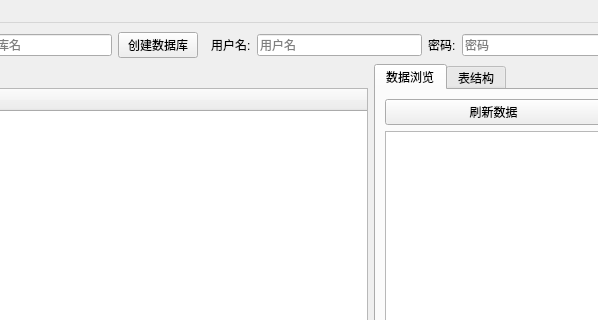
Qt form mainwindow.ui (ZhenZhen0609/DataBase) before a commit; both pictures show x 109 to 707 and y 0 to 320 of the 960 by 720 pixel window.
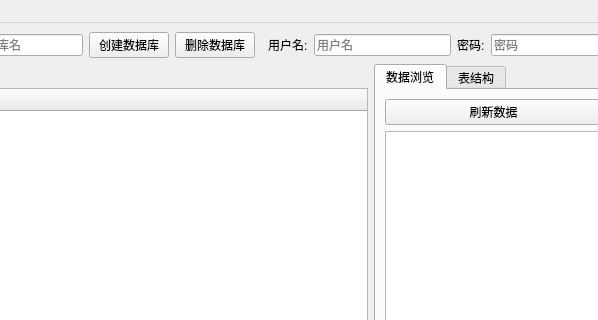
The same form after that commit.

Commit message: 增加删除数据库按钮

The edit to the form file:
```diff
--- a/mainwindow.ui
+++ b/mainwindow.ui
@@ -38,6 +38,13 @@
         </property>
        </widget>
       </item>
+      <item>
+       <widget class="QPushButton" name="btnDropDb">
+        <property name="text">
+         <string>删除数据库</string>
+        </property>
+       </widget>
+      </item>
       <item>
        <spacer name="horizontalSpacer">
         <property name="orientation">
```
The commit also changes 621 other files.
